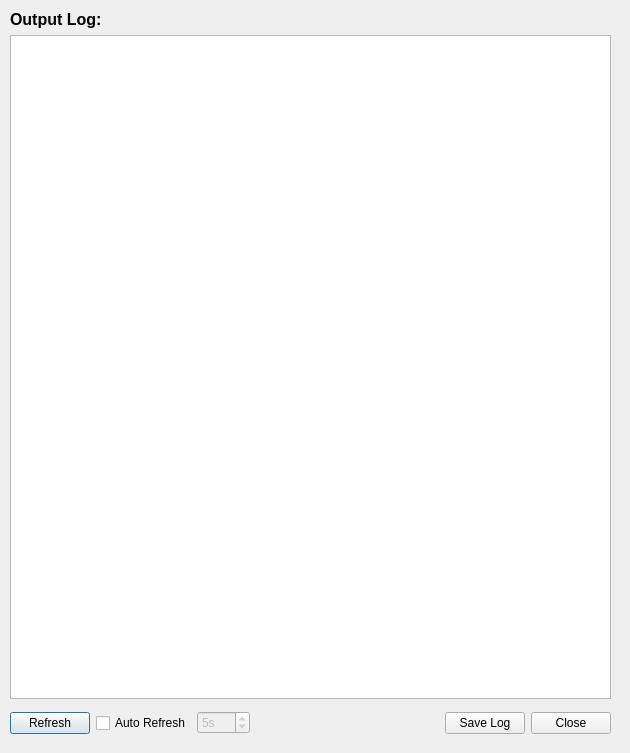
The window that QtDesigner/LogViewer.ui (opalmer/pyfarm) describes before a commit, drawn with Qt 5.
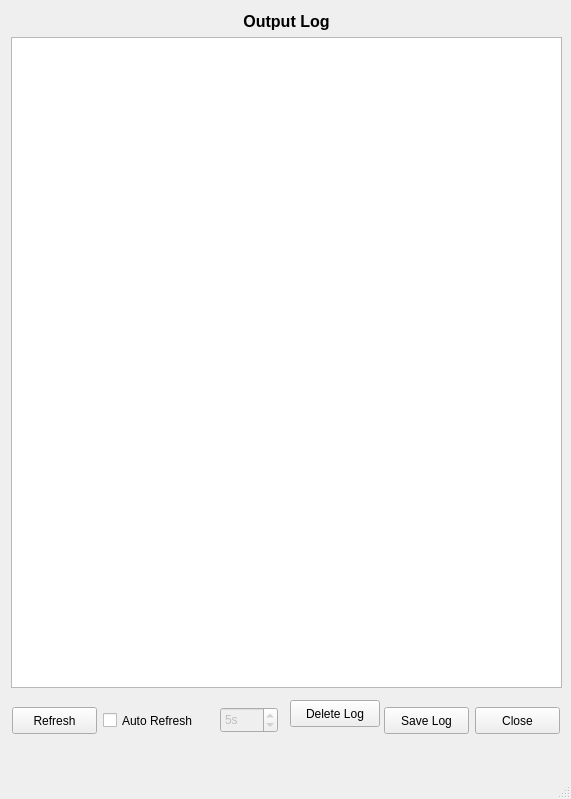
The same window after the commit.

Commit message: -Changed layout of JobDetails, widget can now be resized -Changed layout of LogViewer, widget can now be resized -Removed old JobDetails and LogViewer code from CustomWidgets -Began plan on moving log system from memory based to disc based

```diff
--- a/QtDesigner/LogViewer.ui
+++ b/QtDesigner/LogViewer.ui
@@ -1,44 +1,41 @@
 <?xml version="1.0" encoding="UTF-8"?>
 <ui version="4.0">
  <class>LogViewer</class>
- <widget class="QDialog" name="LogViewer">
+ <widget class="QMainWindow" name="LogViewer">
   <property name="geometry">
    <rect>
     <x>0</x>
     <y>0</y>
-    <width>630</width>
-    <height>753</height>
+    <width>571</width>
+    <height>799</height>
    </rect>
   </property>
   <property name="windowTitle">
    <string>Render Log View</string>
   </property>
-  <widget class="QWidget" name="">
+  <widget class="QWidget" name="centralwidget">
+   <widget class="QPushButton" name="deleteLog">
    <property name="geometry">
     <rect>
-     <x>10</x>
-     <y>10</y>
-     <width>601</width>
-     <height>731</height>
-    </rect>
-   </property>
-   <layout class="QVBoxLayout" name="verticalLayout">
-    <item>
-     <widget class="QLabel" name="label">
-      <property name="font">
-       <font>
-        <pointsize>12</pointsize>
-        <weight>75</weight>
-        <bold>true</bold>
-       </font>
-      </property>
+      <x>290</x>
+      <y>700</y>
+      <width>90</width>
+      <height>27</height>
+     </rect>
+    </property>
       <property name="text">
-       <string>Output Log:</string>
-      </property>
-     </widget>
-    </item>
-    <item>
+     <string>Delete Log</string>
+    </property>
+   </widget>
      <widget class="QTextBrowser" name="log">
+    <property name="geometry">
+     <rect>
+      <x>11</x>
+      <y>37</y>
+      <width>551</width>
+      <height>651</height>
+     </rect>
+    </property>
       <property name="font">
        <font>
         <pointsize>10</pointsize>
@@ -48,28 +45,93 @@
        <bool>false</bool>
       </property>
      </widget>
-    </item>
-    <item>
-     <layout class="QHBoxLayout" name="horizontalLayout">
-      <item>
-       <widget class="QPushButton" name="refreshNow">
+   <widget class="QLabel" name="header">
+    <property name="geometry">
+     <rect>
+      <x>11</x>
+      <y>11</y>
+      <width>551</width>
+      <height>20</height>
+     </rect>
+    </property>
+    <property name="font">
+     <font>
+      <pointsize>12</pointsize>
+      <weight>75</weight>
+      <bold>true</bold>
+     </font>
+    </property>
         <property name="text">
-         <string>Refresh</string>
-        </property>
-       </widget>
-      </item>
-      <item>
+     <string>Output Log</string>
+    </property>
+    <property name="alignment">
+     <set>Qt::AlignCenter</set>
+    </property>
+   </widget>
+   <widget class="QPushButton" name="saveLog">
+    <property name="geometry">
+     <rect>
+      <x>384</x>
+      <y>707</y>
+      <width>85</width>
+      <height>27</height>
+     </rect>
+    </property>
+    <property name="text">
+     <string>Save Log</string>
+    </property>
+   </widget>
        <widget class="QCheckBox" name="autoRefresh">
+    <property name="geometry">
+     <rect>
+      <x>103</x>
+      <y>709</y>
+      <width>111</width>
+      <height>23</height>
+     </rect>
+    </property>
         <property name="text">
          <string>Auto Refresh</string>
         </property>
        </widget>
-      </item>
-      <item>
+   <widget class="QPushButton" name="closeButton">
+    <property name="geometry">
+     <rect>
+      <x>475</x>
+      <y>707</y>
+      <width>85</width>
+      <height>27</height>
+     </rect>
+    </property>
+    <property name="text">
+     <string>Close</string>
+    </property>
+   </widget>
+   <widget class="QPushButton" name="refreshNow">
+    <property name="geometry">
+     <rect>
+      <x>12</x>
+      <y>707</y>
+      <width>85</width>
+      <height>27</height>
+     </rect>
+    </property>
+    <property name="text">
+     <string>Refresh</string>
+    </property>
+   </widget>
        <widget class="QSpinBox" name="refreshTime">
         <property name="enabled">
          <bool>false</bool>
         </property>
+    <property name="geometry">
+     <rect>
+      <x>220</x>
+      <y>707</y>
+      <width>58</width>
+      <height>26</height>
+     </rect>
+    </property>
         <property name="suffix">
          <string>s</string>
         </property>
@@ -83,39 +145,28 @@
          <number>5</number>
         </property>
        </widget>
-      </item>
-      <item>
-       <spacer name="horizontalSpacer">
-        <property name="orientation">
-         <enum>Qt::Horizontal</enum>
-        </property>
-        <property name="sizeHint" stdset="0">
-         <size>
-          <width>94</width>
-          <height>36</height>
-         </size>
-        </property>
-       </spacer>
-      </item>
-      <item>
-       <widget class="QPushButton" name="saveLog">
-        <property name="text">
-         <string>Save Log</string>
-        </property>
-       </widget>
-      </item>
-      <item>
-       <widget class="QPushButton" name="closeButton">
-        <property name="text">
-         <string>Close</string>
-        </property>
-       </widget>
-      </item>
-     </layout>
-    </item>
-   </layout>
-  </widget>
- </widget>
+  </widget>
+  <widget class="QMenuBar" name="menubar">
+   <property name="geometry">
+    <rect>
+     <x>0</x>
+     <y>0</y>
+     <width>571</width>
+     <height>27</height>
+    </rect>
+   </property>
+  </widget>
+  <widget class="QStatusBar" name="statusbar"/>
+ </widget>
+ <tabstops>
+  <tabstop>log</tabstop>
+  <tabstop>refreshNow</tabstop>
+  <tabstop>autoRefresh</tabstop>
+  <tabstop>refreshTime</tabstop>
+  <tabstop>deleteLog</tabstop>
+  <tabstop>saveLog</tabstop>
+  <tabstop>closeButton</tabstop>
+ </tabstops>
  <resources/>
  <connections>
   <connection>
```
Left out of the diff: 12 changed lines with no effect on the pictures. Lines whose indentation alone changed are shown as unchanged. The commit also changes 6 other files.
